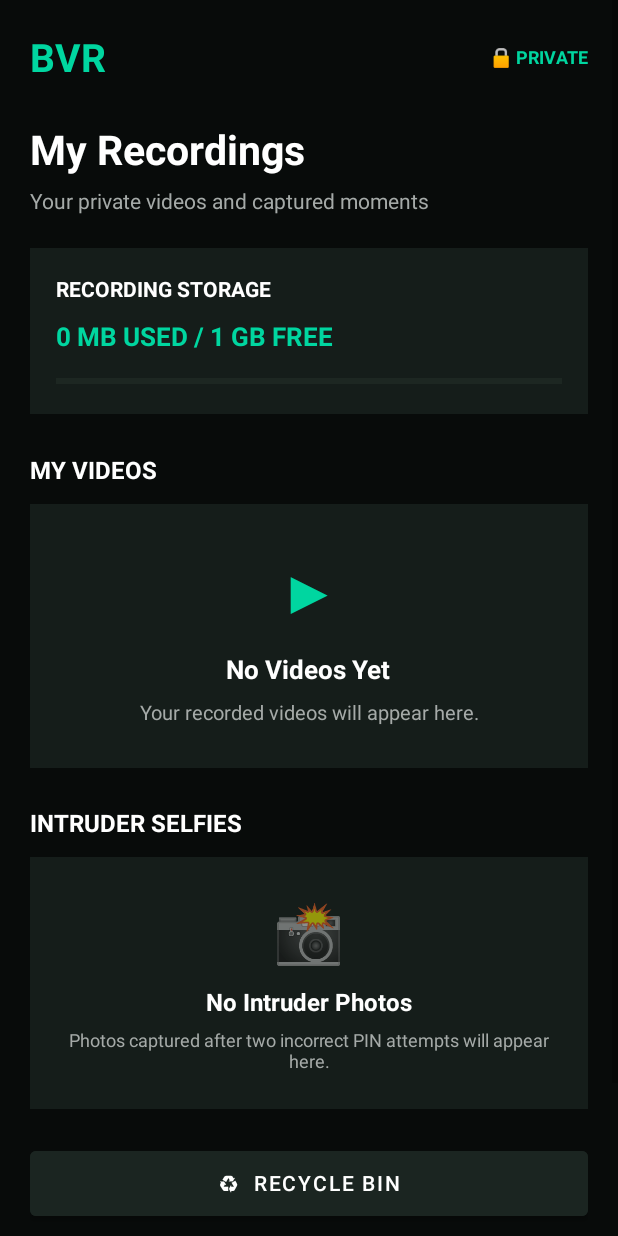
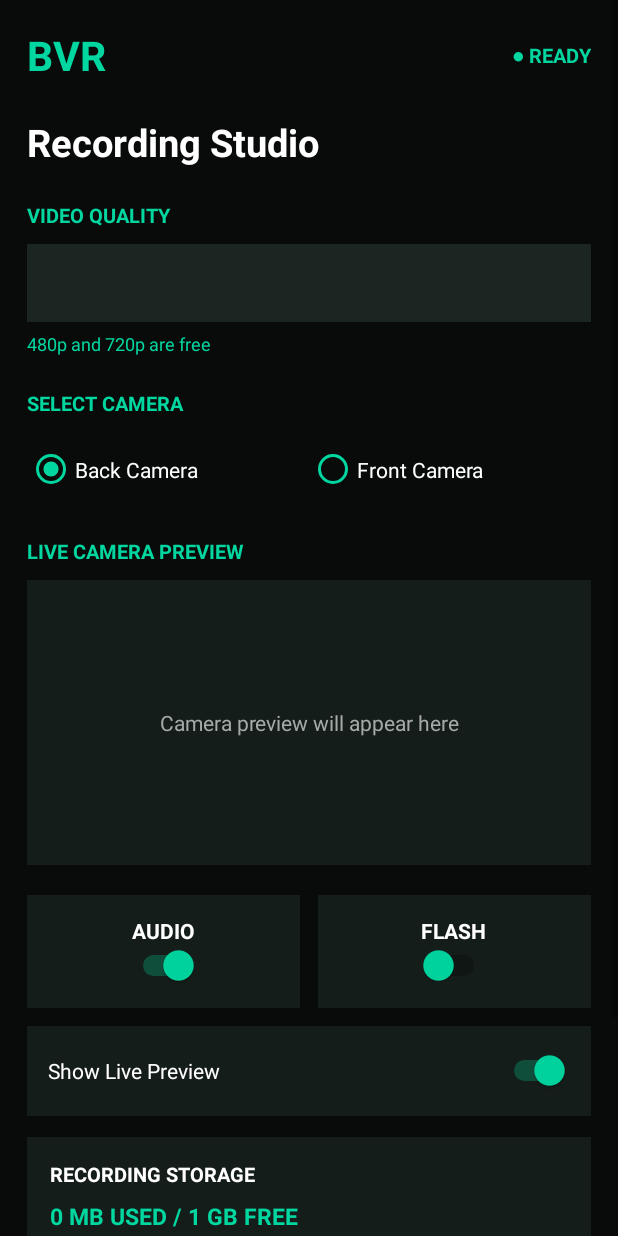
Before and after one commit to altamashkhan998448-cyber/Background-Video-Recorder, an Android app: the layout activity_recordings.xml on its own in the app's theme, with its tools: preview values and no code run, on a phone screen of 412 x 824 dp. Run offline under Robolectric (Android 15) with nearby library versions, the phone set to English and light mode, and no system bars.

Commit message:
Update activity_recordings.xml

```diff
--- a/app/src/main/res/layout/activity_recordings.xml
+++ b/app/src/main/res/layout/activity_recordings.xml
@@ -1,5 +1,4 @@
-<?xml version="1.0" encoding="utf-8"?>
-<ScrollView xmlns:android="http://schemas.android.com/apk/res/android"
+<?xml version="1.0" encoding="utf-8"?><ScrollView xmlns:android="http://schemas.android.com/apk/res/android"
 android:layout_width="match_parent"
 android:layout_height="match_parent"
 android:background="#080B0A"
@@ -9,7 +8,7 @@
     android:layout_width="match_parent"
     android:layout_height="wrap_content"
     android:orientation="vertical"
-        android:padding="20dp">
+    android:padding="18dp">
 
     <!-- HEADER -->
 
@@ -24,7 +23,7 @@
             android:layout_height="wrap_content"
             android:text="BVR"
             android:textColor="#00D6A0"
-                android:textSize="26sp"
+            android:textSize="27sp"
             android:textStyle="bold" />
 
         <View
@@ -33,200 +32,259 @@
             android:layout_weight="1" />
 
         <TextView
+            android:id="@+id/txtRecordingStatus"
             android:layout_width="wrap_content"
             android:layout_height="wrap_content"
-                android:text="🔒 PRIVATE"
+            android:text="● READY"
             android:textColor="#00D6A0"
-                android:textSize="12sp"
+            android:textSize="13sp"
             android:textStyle="bold" />
 
     </LinearLayout>
 
-        <!-- TITLE -->
+    <TextView
+        android:layout_width="match_parent"
+        android:layout_height="wrap_content"
+        android:layout_marginTop="22dp"
+        android:text="Recording Studio"
+        android:textColor="#FFFFFF"
+        android:textSize="25sp"
+        android:textStyle="bold" />
+
+    <!-- QUALITY -->
 
     <TextView
         android:layout_width="match_parent"
         android:layout_height="wrap_content"
-            android:layout_marginTop="25dp"
-            android:text="My Recordings"
-            android:textColor="#FFFFFF"
-            android:textSize="27sp"
-            android:textStyle="bold" />
+        android:layout_marginTop="22dp"
+        android:text="VIDEO QUALITY"
+        android:textColor="#00D6A0"
+        android:textStyle="bold"
+        android:textSize="13sp" />
+
+    <Spinner
+        android:id="@+id/spVideoQuality"
+        android:layout_width="match_parent"
+        android:layout_height="52dp"
+        android:layout_marginTop="10dp"
+        android:background="#1B2521"
+        android:padding="10dp" />
+
+    <TextView
+        android:id="@+id/txtQualityInfo"
+        android:layout_width="match_parent"
+        android:layout_height="wrap_content"
+        android:layout_marginTop="6dp"
+        android:text="480p and 720p are free"
+        android:textColor="#00D6A0"
+        android:textSize="12sp" />
+
+    <!-- CAMERA -->
 
     <TextView
         android:layout_width="match_parent"
         android:layout_height="wrap_content"
-            android:layout_marginTop="6dp"
-            android:text="Your private videos and captured moments"
+        android:layout_marginTop="22dp"
+        android:text="SELECT CAMERA"
+        android:textColor="#00D6A0"
+        android:textStyle="bold"
+        android:textSize="13sp" />
+
+    <RadioGroup
+        android:id="@+id/rgCamera"
+        android:layout_width="match_parent"
+        android:layout_height="wrap_content"
+        android:layout_marginTop="10dp"
+        android:orientation="horizontal">
+
+        <RadioButton
+            android:id="@+id/rbBackCamera"
+            android:layout_width="0dp"
+            android:layout_height="50dp"
+            android:layout_weight="1"
+            android:buttonTint="#00D6A0"
+            android:checked="true"
+            android:text="Back Camera"
+            android:textColor="#FFFFFF" />
+
+        <RadioButton
+            android:id="@+id/rbFrontCamera"
+            android:layout_width="0dp"
+            android:layout_height="50dp"
+            android:layout_weight="1"
+            android:buttonTint="#00D6A0"
+            android:text="Front Camera"
+            android:textColor="#FFFFFF" />
+
+    </RadioGroup>
+
+    <!-- LIVE PREVIEW -->
+
+    <TextView
+        android:layout_width="match_parent"
+        android:layout_height="wrap_content"
+        android:layout_marginTop="20dp"
+        android:text="LIVE CAMERA PREVIEW"
+        android:textColor="#00D6A0"
+        android:textStyle="bold"
+        android:textSize="13sp" />
+
+    <FrameLayout
+        android:id="@+id/cameraPreviewContainer"
+        android:layout_width="match_parent"
+        android:layout_height="190dp"
+        android:layout_marginTop="10dp"
+        android:background="#151D1A">
+
+        <TextView
+            android:id="@+id/txtPreviewPlaceholder"
+            android:layout_width="match_parent"
+            android:layout_height="match_parent"
+            android:gravity="center"
+            android:text="Camera preview will appear here"
             android:textColor="#A5AAA8"
             android:textSize="14sp" />
 
-        <!-- STORAGE CARD -->
+    </FrameLayout>
+
+    <!-- AUDIO AND FLASH -->
 
     <LinearLayout
         android:layout_width="match_parent"
         android:layout_height="wrap_content"
-            android:layout_marginTop="22dp"
+        android:layout_marginTop="20dp"
+        android:orientation="horizontal">
+
+        <LinearLayout
+            android:layout_width="0dp"
+            android:layout_height="75dp"
+            android:layout_weight="1"
+            android:background="#151D1A"
+            android:gravity="center"
+            android:orientation="vertical"
+            android:layout_marginEnd="6dp">
+
+            <TextView
+                android:layout_width="wrap_content"
+                android:layout_height="wrap_content"
+                android:text="AUDIO"
+                android:textColor="#FFFFFF"
+                android:textStyle="bold" />
+
+            <Switch
+                android:id="@+id/switchAudio"
+                android:layout_width="wrap_content"
+                android:layout_height="wrap_content"
+                android:checked="true"
+                android:thumbTint="#00D6A0" />
+
+        </LinearLayout>
+
+        <LinearLayout
+            android:layout_width="0dp"
+            android:layout_height="75dp"
+            android:layout_weight="1"
+            android:background="#151D1A"
+            android:gravity="center"
+            android:orientation="vertical"
+            android:layout_marginStart="6dp">
+
+            <TextView
+                android:layout_width="wrap_content"
+                android:layout_height="wrap_content"
+                android:text="FLASH"
+                android:textColor="#FFFFFF"
+                android:textStyle="bold" />
+
+            <Switch
+                android:id="@+id/switchFlash"
+                android:layout_width="wrap_content"
+                android:layout_height="wrap_content"
+                android:checked="false"
+                android:thumbTint="#00D6A0" />
+
+        </LinearLayout>
+
+    </LinearLayout>
+
+    <!-- PREVIEW SWITCH -->
+
+    <LinearLayout
+        android:layout_width="match_parent"
+        android:layout_height="60dp"
+        android:layout_marginTop="12dp"
+        android:background="#151D1A"
+        android:gravity="center_vertical"
+        android:padding="14dp">
+
+        <TextView
+            android:layout_width="0dp"
+            android:layout_height="wrap_content"
+            android:layout_weight="1"
+            android:text="Show Live Preview"
+            android:textColor="#FFFFFF"
+            android:textSize="14sp" />
+
+        <Switch
+            android:id="@+id/switchLivePreview"
+            android:layout_width="wrap_content"
+            android:layout_height="wrap_content"
+            android:checked="true"
+            android:thumbTint="#00D6A0" />
+
+    </LinearLayout>
+
+    <!-- STORAGE -->
+
+    <LinearLayout
+        android:layout_width="match_parent"
+        android:layout_height="wrap_content"
+        android:layout_marginTop="14dp"
         android:background="#151D1A"
         android:orientation="vertical"
-            android:padding="17dp">
+        android:padding="15dp">
 
         <TextView
             android:layout_width="match_parent"
             android:layout_height="wrap_content"
             android:text="RECORDING STORAGE"
             android:textColor="#FFFFFF"
-                android:textSize="14sp"
-                android:textStyle="bold" />
+            android:textStyle="bold"
+            android:textSize="13sp" />
 
         <TextView
+            android:id="@+id/txtStorageInfo"
             android:layout_width="match_parent"
             android:layout_height="wrap_content"
-                android:layout_marginTop="10dp"
+            android:layout_marginTop="8dp"
             android:text="0 MB USED / 1 GB FREE"
             android:textColor="#00D6A0"
-                android:textSize="17sp"
+            android:textSize="15sp"
             android:textStyle="bold" />
-
-            <ProgressBar
-                android:id="@+id/storageProgress"
-                style="?android:attr/progressBarStyleHorizontal"
-                android:layout_width="match_parent"
-                android:layout_height="9dp"
-                android:layout_marginTop="13dp"
-                android:max="100"
-                android:progress="0"
-                android:progressTint="#00D6A0"
-                android:progressBackgroundTint="#34423B" />
 
     </LinearLayout>
 
-        <!-- VIDEO SECTION -->
-
-        <TextView
-            android:layout_width="match_parent"
-            android:layout_height="wrap_content"
-            android:layout_marginTop="26dp"
-            android:text="MY VIDEOS"
-            android:textColor="#FFFFFF"
-            android:textSize="16sp"
-            android:textStyle="bold" />
-
-        <LinearLayout
-            android:layout_width="match_parent"
-            android:layout_height="wrap_content"
-            android:layout_marginTop="12dp"
-            android:background="#151D1A"
-            android:gravity="center"
-            android:orientation="vertical"
-            android:padding="28dp">
-
-            <TextView
-                android:layout_width="wrap_content"
-                android:layout_height="wrap_content"
-                android:text="▶"
-                android:textColor="#00D6A0"
-                android:textSize="42sp" />
-
-            <TextView
-                android:layout_width="wrap_content"
-                android:layout_height="wrap_content"
-                android:layout_marginTop="12dp"
-                android:text="No Videos Yet"
-                android:textColor="#FFFFFF"
-                android:textSize="17sp"
-                android:textStyle="bold" />
-
-            <TextView
-                android:layout_width="match_parent"
-                android:layout_height="wrap_content"
-                android:layout_marginTop="7dp"
-                android:gravity="center"
-                android:text="Your recorded videos will appear here."
-                android:textColor="#A5AAA8"
-                android:textSize="13sp" />
-
-        </LinearLayout>
-
-        <!-- INTRUDER SELFIE SECTION -->
-
-        <TextView
-            android:layout_width="match_parent"
-            android:layout_height="wrap_content"
-            android:layout_marginTop="25dp"
-            android:text="INTRUDER SELFIES"
-            android:textColor="#FFFFFF"
-            android:textSize="16sp"
-            android:textStyle="bold" />
-
-        <LinearLayout
-            android:id="@+id/intruderSelfieSection"
-            android:layout_width="match_parent"
-            android:layout_height="wrap_content"
-            android:layout_marginTop="12dp"
-            android:background="#151D1A"
-            android:gravity="center"
-            android:orientation="vertical"
-            android:padding="24dp">
-
-            <TextView
-                android:layout_width="wrap_content"
-                android:layout_height="wrap_content"
-                android:text="📸"
-                android:textSize="38sp" />
-
-            <TextView
-                android:layout_width="wrap_content"
-                android:layout_height="wrap_content"
-                android:layout_marginTop="10dp"
-                android:text="No Intruder Photos"
-                android:textColor="#FFFFFF"
-                android:textSize="16sp"
-                android:textStyle="bold" />
-
-            <TextView
-                android:layout_width="match_parent"
-                android:layout_height="wrap_content"
-                android:layout_marginTop="6dp"
-                android:gravity="center"
-                android:text="Photos captured after two incorrect PIN attempts will appear here."
-                android:textColor="#A5AAA8"
-                android:textSize="12sp" />
-
-        </LinearLayout>
-
-        <!-- RECYCLE BIN -->
+    <!-- START BUTTON -->
 
     <Button
-            android:id="@+id/btnRecycleBin"
+        android:id="@+id/btnBeginRecording"
         android:layout_width="match_parent"
-            android:layout_height="55dp"
+        android:layout_height="60dp"
         android:layout_marginTop="22dp"
-            android:backgroundTint="#1B2521"
-            android:text="♻  RECYCLE BIN"
-            android:textColor="#FFFFFF"
-            android:textSize="14sp" />
-
-        <!-- BACK BUTTON -->
+        android:backgroundTint="#00D6A0"
+        android:text="● START RECORDING"
+        android:textColor="#07100D"
+        android:textStyle="bold"
+        android:textSize="16sp" />
 
     <Button
-            android:id="@+id/btnBackRecordings"
+        android:id="@+id/btnBackHome"
         android:layout_width="match_parent"
-            android:layout_height="55dp"
+        android:layout_height="52dp"
         android:layout_marginTop="12dp"
-            android:backgroundTint="#00D6A0"
+        android:backgroundTint="#1B2521"
         android:text="BACK TO HOME"
-            android:textColor="#07100D"
-            android:textStyle="bold" />
-
-        <TextView
-            android:layout_width="match_parent"
-            android:layout_height="wrap_content"
-            android:layout_marginTop="20dp"
-            android:gravity="center"
-            android:text="Your recordings stay private."
-            android:textColor="#777F7B"
-            android:textSize="12sp" />
+        android:textColor="#FFFFFF" />
 
 </LinearLayout>
 
```
Lines whose indentation alone changed are shown as unchanged.
